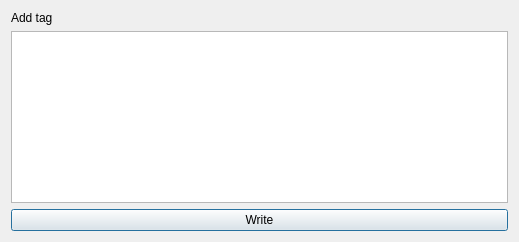
First picture: the form in huggle/wikipagetagsform.ui, repository huggle/huggle3-qt-lx, before the edit.
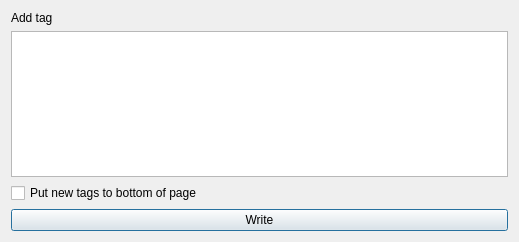
Second picture: the form after the edit. Icons and pictures are not drawn.

Commit message: option to put tags to bottom of page

Diff of the .ui file:
```diff
--- a/huggle/wikipagetagsform.ui
+++ b/huggle/wikipagetagsform.ui
@@ -28,6 +28,13 @@
    <item>
     <widget class="QTableWidget" name="tableWidget"/>
    </item>
+   <item>
+    <widget class="QCheckBox" name="checkBox">
+     <property name="text">
+      <string>Put new tags to bottom of page</string>
+     </property>
+    </widget>
+   </item>
    <item>
     <widget class="QPushButton" name="pushButton">
      <property name="text">
```
The commit also changes 2 other files.
